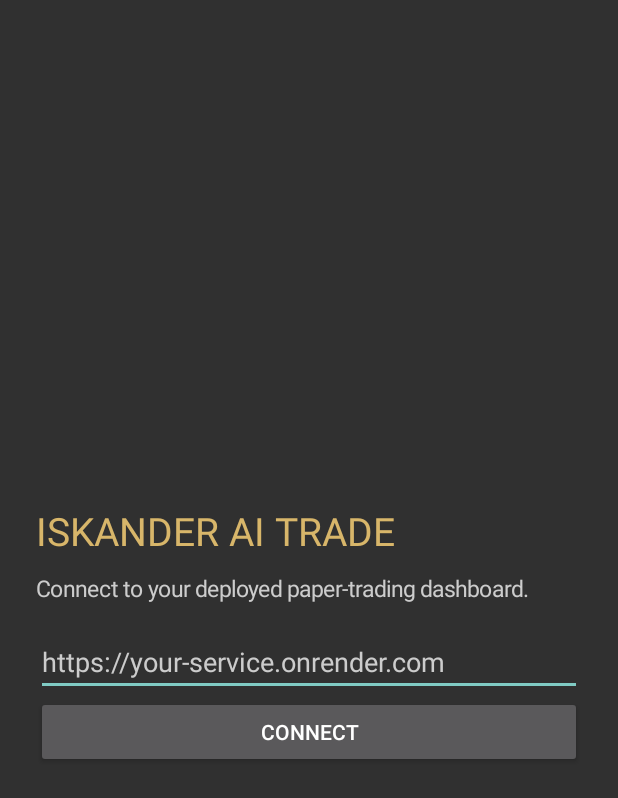
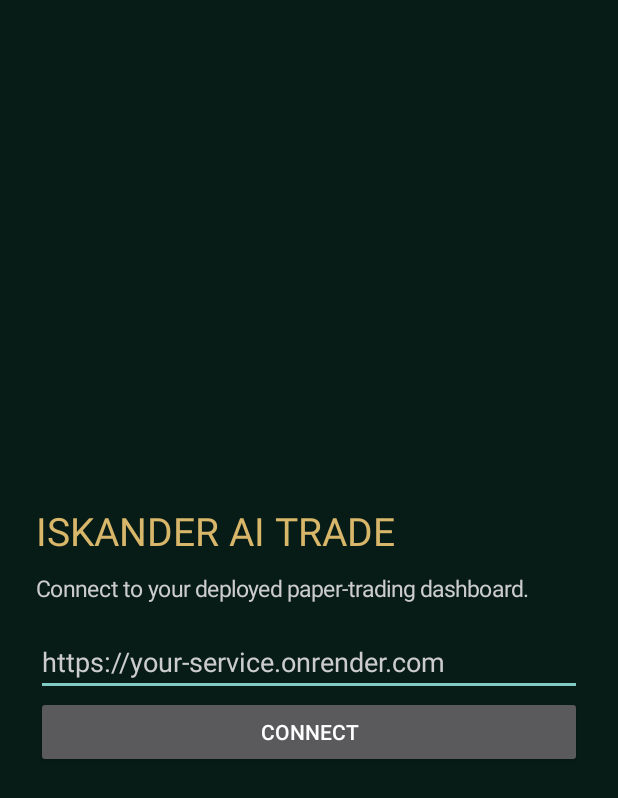
Before and after one commit to IskanderKhemiri1234/muslims-app, an Android app: the screen it shows after launch (MainActivity), on a phone screen of 412 x 824 dp. Shown: the top 798 px of the screen. Run offline under Robolectric (Android 15) with nearby library versions, the phone set to English and light mode, and no system bars.

Commit message:
Fix Android background color property shadowing

```diff
--- a/android-app/app/src/main/java/com/iskander/aitrade/MainActivity.kt
+++ b/android-app/app/src/main/java/com/iskander/aitrade/MainActivity.kt
@@ -12,7 +12,7 @@ import android.widget.LinearLayout
 import android.widget.TextView
 
 class MainActivity : Activity() {
-    private val background = Color.rgb(7, 28, 23)
+    private val bgColor = Color.rgb(7, 28, 23)
     private val gold = Color.rgb(216, 182, 106)
 
     override fun onCreate(savedInstanceState: Bundle?) {
@@ -25,7 +25,7 @@ class MainActivity : Activity() {
         val layout = LinearLayout(this).apply {
             orientation = LinearLayout.VERTICAL
             setPadding(36, 72, 36, 36)
-            setBackgroundColor(background)
+            setBackgroundColor(bgColor)
             gravity = Gravity.CENTER_VERTICAL
         }
         val title = TextView(this).apply {
```
